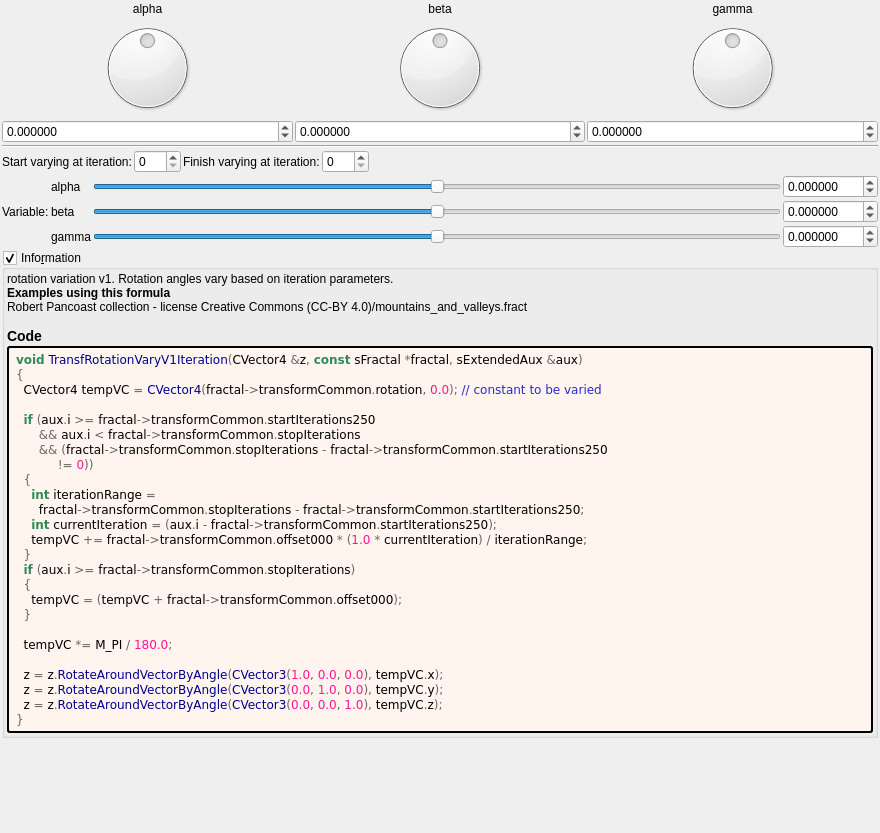
This is mandelbulber2/formula/ui/fractal_transf_rotation_vary_v1.ui in buddhi1980/mandelbulber2 as Qt 5 draws it before an edit. The edited form follows.
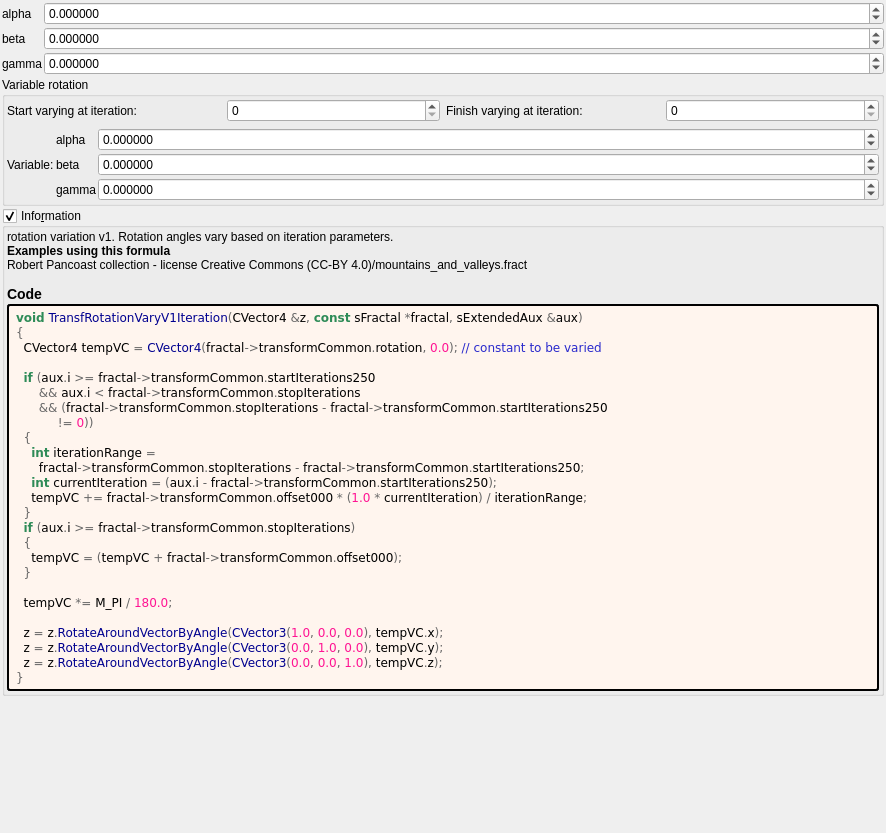
This is the edited form. Custom widgets are drawn as their Qt base class.

Commit message: Cleaned up next 8 transform UIs

Diff of the .ui file:
```diff
--- a/mandelbulber2/formula/ui/fractal_transf_rotation_vary_v1.ui
+++ b/mandelbulber2/formula/ui/fractal_transf_rotation_vary_v1.ui
@@ -6,7 +6,7 @@
    <rect>
     <x>0</x>
     <y>0</y>
-    <width>880</width>
+    <width>886</width>
     <height>833</height>
    </rect>
   </property>
@@ -30,39 +30,11 @@
     <number>2</number>
    </property>
    <item>
-    <layout class="QGridLayout" name="gridLayout_2">
+    <layout class="QGridLayout" name="gridLayout_2" columnstretch="0,1">
      <property name="spacing">
       <number>2</number>
      </property>
-     <item row="2" column="2">
-      <widget class="MyDoubleSpinBox" name="spinboxd3_transf_rotation_z">
-       <property name="sizePolicy">
-        <sizepolicy hsizetype="Minimum" vsizetype="Maximum">
-         <horstretch>0</horstretch>
-         <verstretch>0</verstretch>
-        </sizepolicy>
-       </property>
-       <property name="prefix">
-        <string/>
-       </property>
-       <property name="suffix">
-        <string/>
-       </property>
-       <property name="decimals">
-        <number>6</number>
-       </property>
-       <property name="minimum">
-        <double>-180.000000000000000</double>
-       </property>
-       <property name="maximum">
-        <double>180.000000000000000</double>
-       </property>
-       <property name="singleStep">
-        <double>1.000000000000000</double>
-       </property>
-      </widget>
-     </item>
-     <item row="2" column="0">
+     <item row="0" column="1">
       <widget class="MyDoubleSpinBox" name="spinboxd3_transf_rotation_x">
        <property name="sizePolicy">
         <sizepolicy hsizetype="Minimum" vsizetype="Maximum">
@@ -90,50 +62,14 @@
        </property>
       </widget>
      </item>
-     <item row="0" column="2">
-      <widget class="QLabel" name="label_15">
-       <property name="text">
-        <string notr="true">gamma</string>
-       </property>
-       <property name="alignment">
-        <set>Qt::AlignCenter</set>
-       </property>
-      </widget>
-     </item>
      <item row="0" column="0">
       <widget class="QLabel" name="label_13">
        <property name="text">
         <string notr="true">alpha</string>
        </property>
-       <property name="alignment">
-        <set>Qt::AlignCenter</set>
-       </property>
-      </widget>
-     </item>
-     <item row="0" column="1">
-      <widget class="QLabel" name="label_14">
-       <property name="text">
-        <string notr="true">beta</string>
-       </property>
-       <property name="alignment">
-        <set>Qt::AlignCenter</set>
-       </property>
       </widget>
      </item>
      <item row="1" column="1">
-      <widget class="QDial" name="dial3_transf_rotation_y">
-       <property name="minimum">
-        <number>-18000</number>
-       </property>
-       <property name="maximum">
-        <number>18000</number>
-       </property>
-       <property name="wrapping">
-        <bool>true</bool>
-       </property>
-      </widget>
-     </item>
-     <item row="2" column="1">
       <widget class="MyDoubleSpinBox" name="spinboxd3_transf_rotation_y">
        <property name="sizePolicy">
         <sizepolicy hsizetype="Minimum" vsizetype="Maximum">
@@ -161,48 +97,80 @@
        </property>
       </widget>
      </item>
-     <item row="1" column="2">
-      <widget class="QDial" name="dial3_transf_rotation_z">
-       <property name="minimum">
-        <number>-18000</number>
-       </property>
-       <property name="maximum">
-        <number>18000</number>
-       </property>
-       <property name="wrapping">
-        <bool>true</bool>
+     <item row="2" column="0">
+      <widget class="QLabel" name="label_15">
+       <property name="text">
+        <string notr="true">gamma</string>
        </property>
       </widget>
      </item>
      <item row="1" column="0">
-      <widget class="QDial" name="dial3_transf_rotation_x">
-       <property name="minimum">
-        <number>-18000</number>
-       </property>
-       <property name="maximum">
-        <number>18000</number>
-       </property>
-       <property name="wrapping">
-        <bool>true</bool>
+      <widget class="QLabel" name="label_14">
+       <property name="text">
+        <string notr="true">beta</string>
        </property>
       </widget>
      </item>
-     <item row="3" column="0" colspan="3">
-      <widget class="Line" name="line">
-       <property name="orientation">
-        <enum>Qt::Horizontal</enum>
+     <item row="2" column="1">
+      <widget class="MyDoubleSpinBox" name="spinboxd3_transf_rotation_z">
+       <property name="sizePolicy">
+        <sizepolicy hsizetype="Minimum" vsizetype="Maximum">
+         <horstretch>0</horstretch>
+         <verstretch>0</verstretch>
+        </sizepolicy>
+       </property>
+       <property name="prefix">
+        <string/>
+       </property>
+       <property name="suffix">
+        <string/>
+       </property>
+       <property name="decimals">
+        <number>6</number>
+       </property>
+       <property name="minimum">
+        <double>-180.000000000000000</double>
+       </property>
+       <property name="maximum">
+        <double>180.000000000000000</double>
+       </property>
+       <property name="singleStep">
+        <double>1.000000000000000</double>
        </property>
       </widget>
      </item>
     </layout>
    </item>
    <item>
-    <layout class="QGridLayout" name="gridLayout_44">
-     <property name="spacing">
+    <widget class="QGroupBox" name="groupBox">
+     <property name="title">
+      <string>Variable rotation</string>
+     </property>
+     <layout class="QVBoxLayout" name="verticalLayout_3">
+      <property name="leftMargin">
       <number>2</number>
      </property>
-     <item row="0" column="0" colspan="4">
+      <property name="topMargin">
+       <number>2</number>
+      </property>
+      <property name="rightMargin">
+       <number>2</number>
+      </property>
+      <property name="bottomMargin">
+       <number>2</number>
+      </property>
+      <item>
       <layout class="QGridLayout" name="gridLayout_45">
+        <item row="0" column="2">
+         <widget class="QLabel" name="label_169">
+          <property name="text">
+           <string>Finish varying at iteration:</string>
+          </property>
+          <property name="wordWrap">
+           <bool>true</bool>
+          </property>
+         </widget>
+        </item>
        <item row="0" column="3">
         <widget class="MySpinBox" name="spinboxInt_transf_stop_iterations">
          <property name="sizePolicy">
@@ -216,19 +184,6 @@
          </property>
         </widget>
        </item>
-       <item row="0" column="4">
-        <spacer name="horizontalSpacer_24">
-         <property name="orientation">
-          <enum>Qt::Horizontal</enum>
-         </property>
-         <property name="sizeHint" stdset="0">
-          <size>
-           <width>40</width>
-           <height>20</height>
-          </size>
-         </property>
-        </spacer>
-       </item>
        <item row="0" column="1">
         <widget class="MySpinBox" name="spinboxInt_transf_start_iterations_250">
          <property name="sizePolicy">
@@ -242,58 +197,24 @@
          </property>
         </widget>
        </item>
-       <item row="0" column="2">
-        <widget class="QLabel" name="label_169">
-         <property name="text">
-          <string>Finish varying at iteration:</string>
-         </property>
-        </widget>
-       </item>
        <item row="0" column="0">
         <widget class="QLabel" name="label_171">
          <property name="text">
           <string>Start varying at iteration:</string>
          </property>
+          <property name="wordWrap">
+           <bool>true</bool>
+          </property>
         </widget>
        </item>
       </layout>
      </item>
-     <item row="2" column="3">
-      <widget class="MyDoubleSpinBox" name="spinbox3_transf_offset_000_y">
-       <property name="sizePolicy">
-        <sizepolicy hsizetype="Minimum" vsizetype="Maximum">
-         <horstretch>0</horstretch>
-         <verstretch>0</verstretch>
-        </sizepolicy>
-       </property>
-       <property name="prefix">
-        <string/>
-       </property>
-       <property name="suffix">
-        <string/>
-       </property>
-       <property name="decimals">
-        <number>6</number>
-       </property>
-       <property name="minimum">
-        <double>-180.000000000000000</double>
-       </property>
-       <property name="maximum">
-        <double>180.000000000000000</double>
-       </property>
-       <property name="singleStep">
-        <double>0.100000000000000</double>
-       </property>
-      </widget>
-     </item>
-     <item row="3" column="1">
-      <widget class="QLabel" name="label_161">
-       <property name="text">
-        <string notr="true">gamma</string>
-       </property>
-      </widget>
-     </item>
-     <item row="3" column="3">
+      <item>
+       <layout class="QGridLayout" name="gridLayout_44" columnstretch="0,0,1">
+        <property name="spacing">
+         <number>2</number>
+        </property>
+        <item row="2" column="2">
       <widget class="MyDoubleSpinBox" name="spinbox3_transf_offset_000_z">
        <property name="sizePolicy">
         <sizepolicy hsizetype="Minimum" vsizetype="Maximum">
@@ -322,121 +243,93 @@
       </widget>
      </item>
      <item row="1" column="1">
+         <widget class="QLabel" name="label_165">
+          <property name="text">
+           <string notr="true">beta</string>
+          </property>
+         </widget>
+        </item>
+        <item row="0" column="1">
       <widget class="QLabel" name="label_167">
        <property name="text">
         <string notr="true">alpha</string>
        </property>
       </widget>
      </item>
-     <item row="2" column="0">
+        <item row="0" column="2">
+         <widget class="MyDoubleSpinBox" name="spinbox3_transf_offset_000_x">
+          <property name="sizePolicy">
+           <sizepolicy hsizetype="Minimum" vsizetype="Maximum">
+            <horstretch>0</horstretch>
+            <verstretch>0</verstretch>
+           </sizepolicy>
+          </property>
+          <property name="prefix">
+           <string/>
+          </property>
+          <property name="suffix">
+           <string/>
+          </property>
+          <property name="decimals">
+           <number>6</number>
+          </property>
+          <property name="minimum">
+           <double>-180.000000000000000</double>
+          </property>
+          <property name="maximum">
+           <double>180.000000000000000</double>
+          </property>
+          <property name="singleStep">
+           <double>0.100000000000000</double>
+          </property>
+         </widget>
+        </item>
+        <item row="1" column="2">
+         <widget class="MyDoubleSpinBox" name="spinbox3_transf_offset_000_y">
+          <property name="sizePolicy">
+           <sizepolicy hsizetype="Minimum" vsizetype="Maximum">
+            <horstretch>0</horstretch>
+            <verstretch>0</verstretch>
+           </sizepolicy>
+          </property>
+          <property name="prefix">
+           <string/>
+          </property>
+          <property name="suffix">
+           <string/>
+          </property>
+          <property name="decimals">
+           <number>6</number>
+          </property>
+          <property name="minimum">
+           <double>-180.000000000000000</double>
+          </property>
+          <property name="maximum">
+           <double>180.000000000000000</double>
+          </property>
+          <property name="singleStep">
+           <double>0.100000000000000</double>
+          </property>
+         </widget>
+        </item>
+        <item row="2" column="1">
+         <widget class="QLabel" name="label_161">
+          <property name="text">
+           <string notr="true">gamma</string>
+          </property>
+         </widget>
+        </item>
+        <item row="1" column="0">
       <widget class="QLabel" name="label_166">
        <property name="text">
         <string>Variable:</string>
        </property>
       </widget>
      </item>
-     <item row="1" column="2">
-      <widget class="QSlider" name="slider3_transf_offset_000_x">
-       <property name="sizePolicy">
-        <sizepolicy hsizetype="Expanding" vsizetype="Maximum">
-         <horstretch>0</horstretch>
-         <verstretch>0</verstretch>
-        </sizepolicy>
-       </property>
-       <property name="minimum">
-        <number>-180000000</number>
-       </property>
-       <property name="maximum">
-        <number>180000000</number>
-       </property>
-       <property name="singleStep">
-        <number>1</number>
-       </property>
-       <property name="orientation">
-        <enum>Qt::Horizontal</enum>
-       </property>
-      </widget>
-     </item>
-     <item row="3" column="2">
-      <widget class="QSlider" name="slider3_transf_offset_000_z">
-       <property name="sizePolicy">
-        <sizepolicy hsizetype="Expanding" vsizetype="Maximum">
-         <horstretch>0</horstretch>
-         <verstretch>0</verstretch>
-        </sizepolicy>
-       </property>
-       <property name="minimum">
-        <number>-180000000</number>
-       </property>
-       <property name="maximum">
-        <number>180000000</number>
-       </property>
-       <property name="singleStep">
-        <number>1</number>
-       </property>
-       <property name="orientation">
-        <enum>Qt::Horizontal</enum>
-       </property>
-      </widget>
-     </item>
-     <item row="2" column="1">
-      <widget class="QLabel" name="label_165">
-       <property name="text">
-        <string notr="true">beta</string>
-       </property>
-      </widget>
-     </item>
-     <item row="1" column="3">
-      <widget class="MyDoubleSpinBox" name="spinbox3_transf_offset_000_x">
-       <property name="sizePolicy">
-        <sizepolicy hsizetype="Minimum" vsizetype="Maximum">
-         <horstretch>0</horstretch>
-         <verstretch>0</verstretch>
-        </sizepolicy>
-       </property>
-       <property name="prefix">
-        <string/>
-       </property>
-       <property name="suffix">
-        <string/>
-       </property>
-       <property name="decimals">
-        <number>6</number>
-       </property>
-       <property name="minimum">
-        <double>-180.000000000000000</double>
-       </property>
-       <property name="maximum">
-        <double>180.000000000000000</double>
-       </property>
-       <property name="singleStep">
-        <double>0.100000000000000</double>
-       </property>
-      </widget>
-     </item>
-     <item row="2" column="2">
-      <widget class="QSlider" name="slider3_transf_offset_000_y">
-       <property name="sizePolicy">
-        <sizepolicy hsizetype="Expanding" vsizetype="Maximum">
-         <horstretch>0</horstretch>
-         <verstretch>0</verstretch>
-        </sizepolicy>
-       </property>
-       <property name="minimum">
-        <number>-180000000</number>
-       </property>
-       <property name="maximum">
-        <number>180000000</number>
-       </property>
-       <property name="singleStep">
-        <number>1</number>
-       </property>
-       <property name="orientation">
-        <enum>Qt::Horizontal</enum>
-       </property>
-      </widget>
-     </item>
-    </layout>
+       </layout>
+      </item>
+     </layout>
+    </widget>
    </item>
    <item>
     <widget class="MyGroupBox" name="groupCheck_info">
@@ -548,17 +441,17 @@
   </layout>
  </widget>
  <customwidgets>
-  <customwidget>
-   <class>MyDoubleSpinBox</class>
-   <extends>QDoubleSpinBox</extends>
-   <header>my_double_spin_box.h</header>
-  </customwidget>
   <customwidget>
    <class>MyGroupBox</class>
    <extends>QGroupBox</extends>
    <header>my_group_box.h</header>
    <container>1</container>
   </customwidget>
+  <customwidget>
+   <class>MyDoubleSpinBox</class>
+   <extends>QDoubleSpinBox</extends>
+   <header>my_double_spin_box.h</header>
+  </customwidget>
   <customwidget>
    <class>MySpinBox</class>
    <extends>QSpinBox</extends>
```
Left out of the diff: 10 changed lines with no effect on the pictures. Lines whose indentation alone changed are shown as unchanged. The commit also changes 7 other files.
